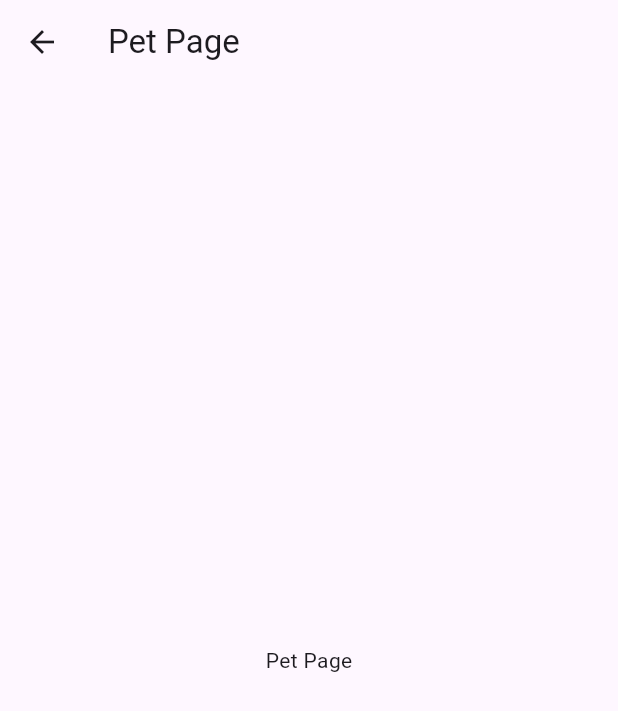
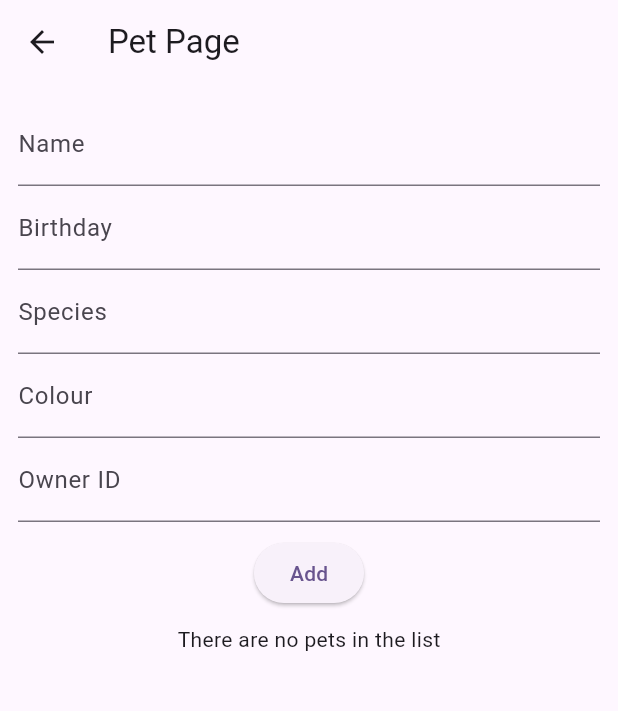
Before and after one commit to rodn0023/cst2335_final_group_project_w26, a Flutter app: the PetPage screen opened by its route, on a phone screen of 412 x 824 dp. Shown: the top 711 px of the screen. Run offline on Flutter 3.47's test engine with Material 3 defaults, Android fonts, the phone set to English and light mode, and no system bars.

Commit message:
mofication of PetPage

```diff
--- a/lib/pet/PetPage.dart
+++ b/lib/pet/PetPage.dart
@@ -1,36 +1,191 @@
-//Dirgh
 import 'package:flutter/material.dart';
+import 'Pet.dart';
 
-class PetPage extends StatefulWidget{
+/// Pet page for Step 1.
+/// This version uses a local list only, following the Week 6 ListView lab style.
+class PetPage extends StatefulWidget {
+  const PetPage({super.key});
+
   @override
-  State<PetPage> createState() => PetPageState();
+  State<PetPage> createState() => _PetPageState();
 }
 
-class PetPageState extends State<PetPage>
-{
-  late TextEditingController _controller;
+class _PetPageState extends State<PetPage> {
+  /// Controller for the pet name input.
+  late TextEditingController nameController;
+
+  /// Controller for the birthday input.
+  late TextEditingController birthdayController;
+
+  /// Controller for the species input.
+  late TextEditingController speciesController;
+
+  /// Controller for the colour input.
+  late TextEditingController colourController;
+
+  /// Controller for the owner id input.
+  late TextEditingController ownerIdController;
+
+  /// Local list of pets for Step 1.
+  List<Pet> pets = [];
 
   @override
   void initState() {
     super.initState();
-    _controller = TextEditingController();
+    nameController = TextEditingController();
+    birthdayController = TextEditingController();
+    speciesController = TextEditingController();
+    colourController = TextEditingController();
+    ownerIdController = TextEditingController();
   }
 
   @override
   void dispose() {
+    nameController.dispose();
+    birthdayController.dispose();
+    speciesController.dispose();
+    colourController.dispose();
+    ownerIdController.dispose();
     super.dispose();
-    _controller.dispose();
   }
 
-  //this returns how this looks on the page
-  @override
-  Widget build(BuildContext context) {
+  /// Adds a pet to the local list if all fields are filled in.
+  void addPet() {
+    String name = nameController.text.trim();
+    String birthday = birthdayController.text.trim();
+    String species = speciesController.text.trim();
+    String colour = colourController.text.trim();
+    String ownerId = ownerIdController.text.trim();
 
-    return Scaffold(appBar: AppBar(title: Text("Pet Page")),
-        body:
-        Center(child: Text('Pet Page')
-        )
+    if (name.isEmpty ||
+        birthday.isEmpty ||
+        species.isEmpty ||
+        colour.isEmpty ||
+        ownerId.isEmpty) {
+      ScaffoldMessenger.of(context).showSnackBar(
+        const SnackBar(
+          content: Text('Please fill in all pet fields'),
+        ),
+      );
+      return;
+    }
+
+    setState(() {
+      pets.add(Pet(name, birthday, species, colour, ownerId));
+
+      nameController.clear();
+      birthdayController.clear();
+      speciesController.clear();
+      colourController.clear();
+      ownerIdController.clear();
+    });
+  }
+
+  /// Shows a delete confirmation dialog for the selected pet.
+  void confirmDelete(int index) {
+    showDialog(
+      context: context,
+      builder: (context) {
+        return AlertDialog(
+          title: const Text('Delete Pet'),
+          content: const Text('Do you want to delete this pet?'),
+          actions: [
+            TextButton(
+              onPressed: () {
+                Navigator.pop(context);
+              },
+              child: const Text('No'),
+            ),
+            TextButton(
+              onPressed: () {
+                setState(() {
+                  pets.removeAt(index);
+                });
+                Navigator.pop(context);
+              },
+              child: const Text('Yes'),
+            ),
+          ],
+        );
+      },
     );
   }
 
+  /// Builds the pet list section using the Week 6 lab pattern.
+  Widget ListPage() {
+    return Column(
+      children: [
+        TextField(
+          controller: nameController,
+          decoration: const InputDecoration(
+            labelText: 'Name',
+          ),
+        ),
+        TextField(
+          controller: birthdayController,
+          decoration: const InputDecoration(
+            labelText: 'Birthday',
+          ),
+        ),
+        TextField(
+          controller: speciesController,
+          decoration: const InputDecoration(
+            labelText: 'Species',
+          ),
+        ),
+        TextField(
+          controller: colourController,
+          decoration: const InputDecoration(
+            labelText: 'Colour',
+          ),
+        ),
+        TextField(
+          controller: ownerIdController,
+          decoration: const InputDecoration(
+            labelText: 'Owner ID',
+          ),
+        ),
+        const SizedBox(height: 10),
+        ElevatedButton(
+          onPressed: addPet,
+          child: const Text('Add'),
+        ),
+        const SizedBox(height: 10),
+        pets.isEmpty
+            ? const Text('There are no pets in the list')
+            : Expanded(
+          child: ListView.builder(
+            itemCount: pets.length,
+            itemBuilder: (context, rowNum) {
+              return GestureDetector(
+                onLongPress: () {
+                  confirmDelete(rowNum);
+                },
+                child: Row(
+                  mainAxisAlignment: MainAxisAlignment.spaceBetween,
+                  children: [
+                    Text('${rowNum + 1}. ${pets[rowNum].name}'),
+                    Text(pets[rowNum].species),
+                  ],
+                ),
+              );
+            },
+          ),
+        ),
+      ],
+    );
+  }
+
+  @override
+  Widget build(BuildContext context) {
+    return Scaffold(
+      appBar: AppBar(
+        title: const Text('Pet Page'),
+      ),
+      body: Padding(
+        padding: const EdgeInsets.all(12.0),
+        child: ListPage(),
+      ),
+    );
+  }
 }
```
